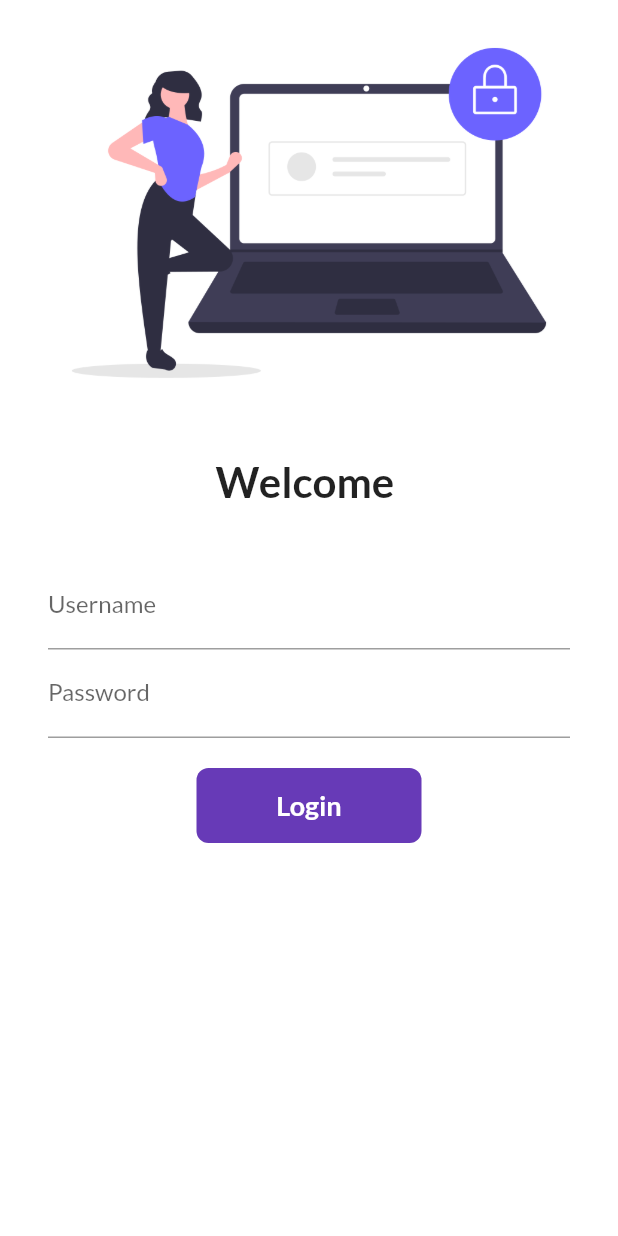
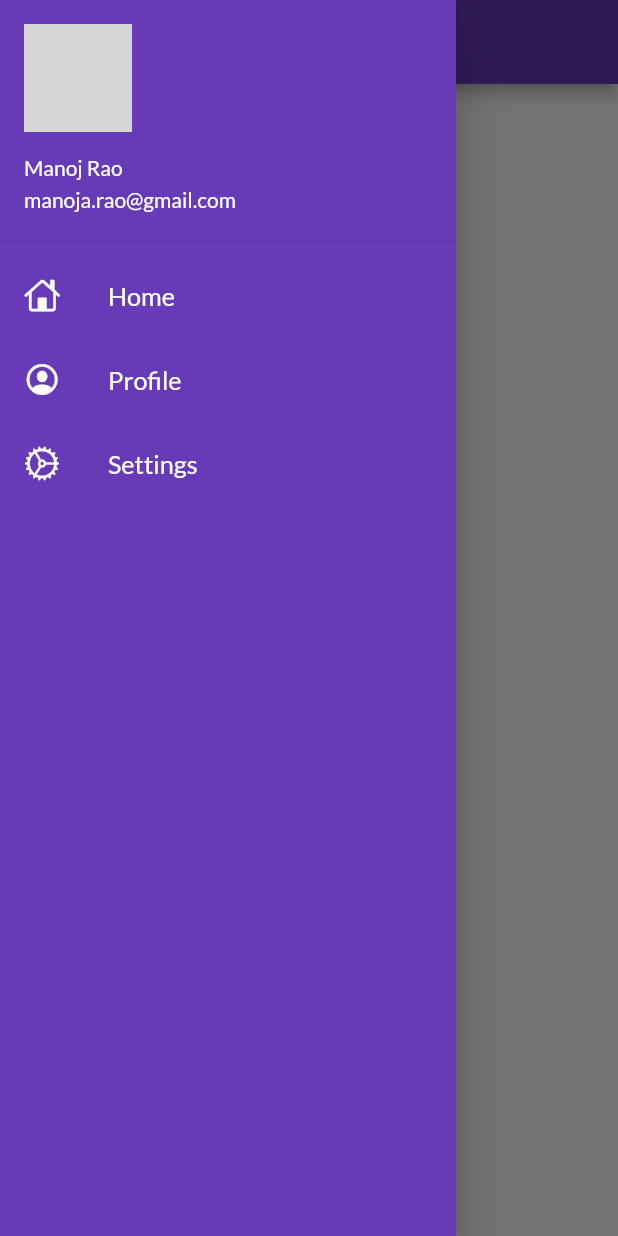
Before and after one commit to RougeAssasin/flutter-tutorial, a Flutter app: the screen it shows after launch, with the side drawer open (before the commit the screen has no drawer), on a phone screen of 412 x 824 dp. Run offline on Flutter 3.47's test engine with Material 2 defaults, Android fonts, the phone set to English and light mode, and no system bars; our stand-ins replace google_fonts; network calls fail; grey boxes are pictures that could not be loaded.

Commit message:
drawer updated

```diff
--- a/lib/main.dart
+++ b/lib/main.dart
@@ -21,7 +21,7 @@ class MyApp extends StatelessWidget {
         fontFamily: GoogleFonts.lato().fontFamily,
       ),
       routes: {
-        "/": (context) => LoginPage(),
+        "/": (context) => HomePage(),
         MyRoutes.homeRoute: (context) => HomePage(),
         MyRoutes.loginRoute: (context) => LoginPage(),
       },
--- a/lib/pages/home_page.dart
+++ b/lib/pages/home_page.dart
@@ -1,6 +1,7 @@
 import 'package:flutter/material.dart';
+import 'package:flutter_tutorial/widgets/drawer.dart';
 
-class  HomePage extends StatelessWidget {
+class HomePage extends StatelessWidget {
   final String name = "Manoj";
   @override
   Widget build(BuildContext context) {
@@ -13,7 +14,7 @@ class  HomePage extends StatelessWidget {
           child: Text("Welcome to $name kingdom "),
         ),
       ),
-      drawer: Drawer(),
+      drawer: MyDrawer(),
     );
   }
 }
--- /dev/null
+++ b/lib/widgets/drawer.dart
@@ -0,0 +1,70 @@
+import 'package:flutter/cupertino.dart';
+import 'package:flutter/material.dart';
+
+class MyDrawer extends StatelessWidget {
+  final imageUrl = "https://wallpapercave.com/wp/wp4102192.jpg";
+
+  @override
+  Widget build(BuildContext context) {
+    return Drawer(
+      child: Container(
+        color: Colors.deepPurple,
+        child: ListView(
+          padding: EdgeInsets.zero,
+          children: [
+            DrawerHeader(
+              padding: EdgeInsets.zero,
+              child: UserAccountsDrawerHeader(
+                margin: EdgeInsets.zero,
+                accountEmail: Text("manoja.rao@gmail.com"),
+                accountName: Text("Manoj Rao"),
+                currentAccountPicture: CircleAvatar(
+                  backgroundImage: NetworkImage(imageUrl),
+                ),
+              ),
+            ),
+            ListTile(
+              leading: Icon(
+                CupertinoIcons.home,
+                color: Colors.white,
+              ),
+              title: Text(
+                "Home",
+                textScaleFactor: 1.2,
+                style: TextStyle(
+                  color: Colors.white,
+                ),
+              ),
+            ),
+            ListTile(
+              leading: Icon(
+                CupertinoIcons.profile_circled,
+                color: Colors.white,
+              ),
+              title: Text(
+                "Profile",
+                textScaleFactor: 1.2,
+                style: TextStyle(
+                  color: Colors.white,
+                ),
+              ),
+            ),
+            ListTile(
+              leading: Icon(
+                CupertinoIcons.settings,
+                color: Colors.white,
+              ),
+              title: Text(
+                "Settings",
+                textScaleFactor: 1.2,
+                style: TextStyle(
+                  color: Colors.white,
+                ),
+              ),
+            ),
+          ],
+        ),
+      ),
+    );
+  }
+}
```
Also changed, not shown: lib/pages/login_page.dart (+48 -25 lines), assets/Images/login_hey.png (added).
